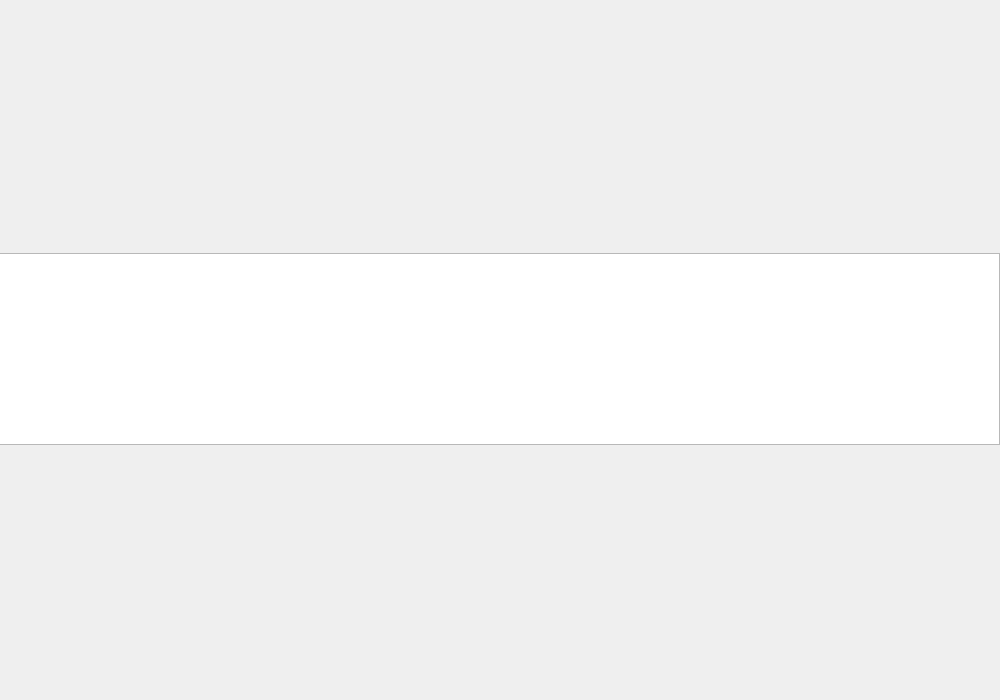
Qt form gcs/gcs_ui.ui (genzorr/imu-platform) before a commit.
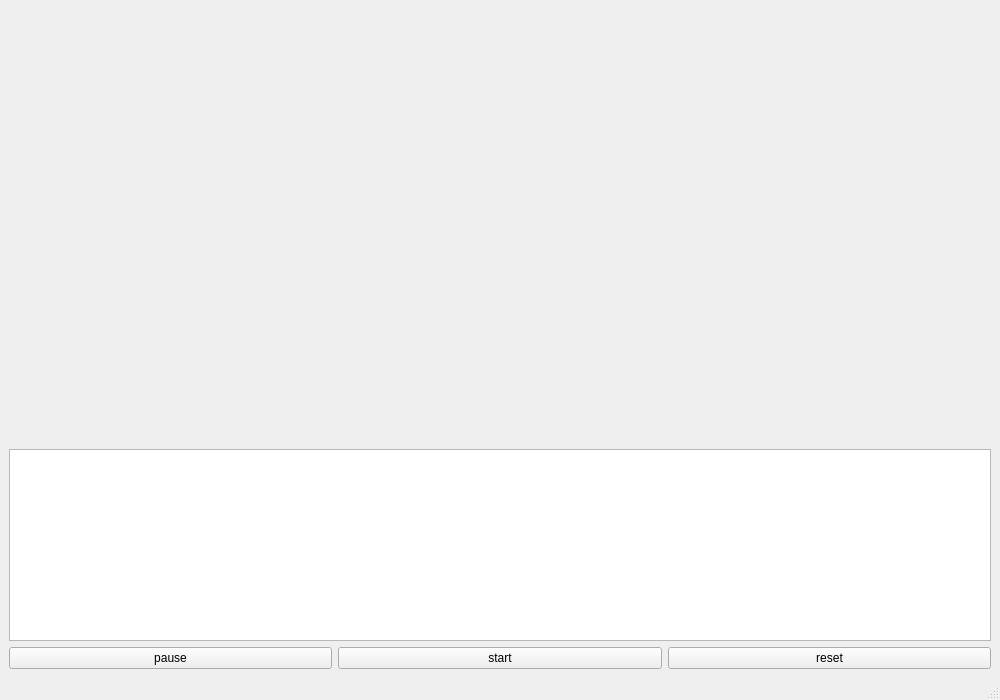
The same form after that commit.

Commit message: Some new interface, new features.

Diff of the .ui file:
```diff
--- a/gcs/gcs_ui.ui
+++ b/gcs/gcs_ui.ui
@@ -20,22 +20,39 @@
    <string>MainWindow</string>
   </property>
   <widget class="QWidget" name="centralwidget">
-   <widget class="QWidget" name="horizontalLayoutWidget_2">
-    <property name="geometry">
-     <rect>
-      <x>-1</x>
-      <y>-1</y>
-      <width>1001</width>
-      <height>701</height>
-     </rect>
-    </property>
-    <layout class="QHBoxLayout" name="horizontalLayout">
+   <layout class="QHBoxLayout" name="horizontalLayout_2">
      <item>
-      <layout class="QVBoxLayout" name="graph_layout"/>
+     <layout class="QHBoxLayout" name="horizontalLayout" stretch="3,2">
+      <item>
+       <layout class="QGridLayout" name="graph_layout"/>
      </item>
      <item>
-      <layout class="QVBoxLayout" name="graph_3d_layout">
-       <item>
+       <layout class="QGridLayout" name="gridLayout">
+        <item row="2" column="1">
+         <widget class="QPushButton" name="startButton">
+          <property name="text">
+           <string>start</string>
+          </property>
+         </widget>
+        </item>
+        <item row="2" column="0">
+         <widget class="QPushButton" name="pauseButton">
+          <property name="text">
+           <string>pause</string>
+          </property>
+          <property name="flat">
+           <bool>false</bool>
+          </property>
+         </widget>
+        </item>
+        <item row="2" column="2">
+         <widget class="QPushButton" name="resetButton">
+          <property name="text">
+           <string>reset</string>
+          </property>
+         </widget>
+        </item>
+        <item row="1" column="0" colspan="3">
         <widget class="QTextBrowser" name="textBrowser">
          <property name="sizePolicy">
           <sizepolicy hsizetype="Expanding" vsizetype="Fixed">
@@ -45,11 +62,24 @@
          </property>
         </widget>
        </item>
+        <item row="0" column="0" colspan="3">
+         <widget class="QDockWidget" name="dockwid">
+          <property name="features">
+           <set>QDockWidget::NoDockWidgetFeatures</set>
+          </property>
+          <property name="allowedAreas">
+           <set>Qt::AllDockWidgetAreas</set>
+          </property>
+          <widget class="QWidget" name="dockWidgetContents"/>
+         </widget>
+        </item>
       </layout>
      </item>
     </layout>
-   </widget>
-  </widget>
+    </item>
+   </layout>
+  </widget>
+  <widget class="QStatusBar" name="statusBar"/>
  </widget>
  <resources/>
  <connections/>
```
Left out of the diff: 2 changed lines with no effect on the pictures. Lines whose indentation alone changed are shown as unchanged. The commit also changes 5 other files.
